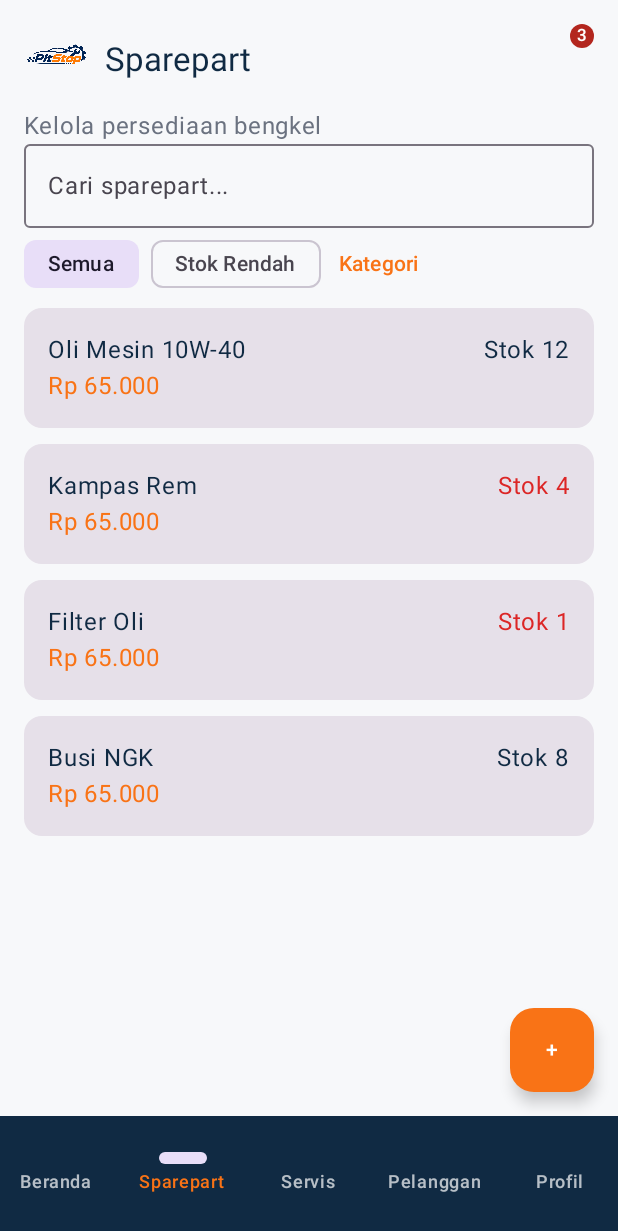
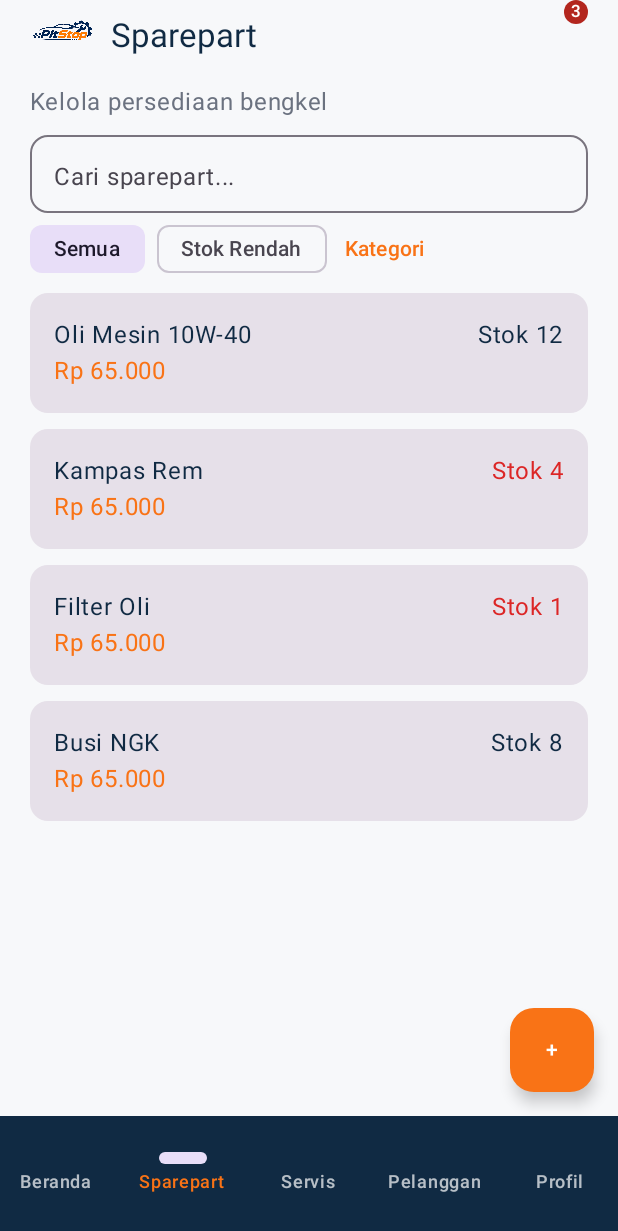
Before and after one commit to rizkizulfauzi/0039_PitStop, an Android app built with Jetpack Compose: the composable SparepartScreen shown on its own in the app's theme, on a phone screen of 412 x 824 dp. Shown: the top 1231 px of the screen. Run offline under Robolectric (Android 15) with nearby library versions, the phone set to English and light mode, and no system bars.

Commit message:
fix: align sparepart inventory screen with wireframe

```diff
--- a/app/src/main/java/com/example/pitstop/features/sparepart/SparepartScreen.kt
+++ b/app/src/main/java/com/example/pitstop/features/sparepart/SparepartScreen.kt
@@ -7,5 +7,5 @@ import androidx.compose.ui.Modifier
 import androidx.compose.ui.unit.dp
 import com.example.pitstop.ui.components.*
 import com.example.pitstop.ui.theme.*
-@Composable fun SparepartScreen(){var q by remember{mutableStateOf("")};var low by remember{mutableStateOf(false)};val data=listOf("Oli Mesin 10W-40" to 12,"Kampas Rem" to 4,"Filter Oli" to 1,"Busi NGK" to 8);Scaffold(bottomBar={PitStopBottomBar("Sparepart"){}},floatingActionButton={FloatingActionButton({},containerColor=PitStopOrange){Text("+")}}){p->Column(Modifier.padding(p).padding(16.dp)){PitStopTopBar("Sparepart");Text("Kelola persediaan bengkel",color=PitStopMuted);OutlinedTextField(q,{q=it},Modifier.fillMaxWidth(),placeholder={Text("Cari sparepart...")});Row{FilterChip(selected=!low,onClick={low=false},label={Text("Semua")});Spacer(Modifier.width(8.dp));FilterChip(selected=low,onClick={low=true},label={Text("Stok Rendah")});TextButton({}){Text("Kategori") }};LazyColumn{items(data.filter{it.first.contains(q,true)&&( !low||it.second<5)}){(name,stock)->Card(Modifier.fillMaxWidth().padding(vertical=5.dp)){Row(Modifier.padding(16.dp).fillMaxWidth(),horizontalArrangement=Arrangement.SpaceBetween){Column{Text(name,color=PitStopNavy);Text("Rp 65.000",color=PitStopOrange)};Text("Stok $stock",color=if(stock<5)PitStopDanger else PitStopNavy)}}}}}}}
+@Composable fun SparepartScreen(){var q by remember{mutableStateOf("")};var low by remember{mutableStateOf(false)};val data=listOf("Oli Mesin 10W-40" to 12,"Kampas Rem" to 4,"Filter Oli" to 1,"Busi NGK" to 8);Scaffold(bottomBar={PitStopBottomBar("Sparepart"){}},floatingActionButton={FloatingActionButton({},containerColor=PitStopOrange){Text("+")}}){p->Column(Modifier.padding(p).padding(horizontal=20.dp)){PitStopTopBar("Sparepart");Text("Kelola persediaan bengkel",color=PitStopMuted);Spacer(Modifier.height(10.dp));OutlinedTextField(q,{q=it},Modifier.fillMaxWidth().height(52.dp),placeholder={Text("Cari sparepart...")},singleLine=true,shape=androidx.compose.foundation.shape.RoundedCornerShape(12.dp));Row{FilterChip(selected=!low,onClick={low=false},label={Text("Semua")});Spacer(Modifier.width(8.dp));FilterChip(selected=low,onClick={low=true},label={Text("Stok Rendah")});TextButton({}){Text("Kategori") }};LazyColumn{items(data.filter{it.first.contains(q,true)&&( !low||it.second<5)}){(name,stock)->Card(Modifier.fillMaxWidth().padding(vertical=5.dp)){Row(Modifier.padding(16.dp).fillMaxWidth(),horizontalArrangement=Arrangement.SpaceBetween){Column{Text(name,color=PitStopNavy);Text("Rp 65.000",color=PitStopOrange)};Text("Stok $stock",color=if(stock<5)PitStopDanger else PitStopNavy)}}}}}}}
 @Composable fun SparepartForm(){Column(Modifier.padding(16.dp)){PitStopTopBar("Tambah Sparepart");OutlinedTextField("",{},Modifier.fillMaxWidth(),label={Text("Nama Sparepart *")});OutlinedTextField("",{},Modifier.fillMaxWidth(),label={Text("Kategori *")});OutlinedTextField("",{},Modifier.fillMaxWidth(),label={Text("Harga *")});OutlinedTextField("",{},Modifier.fillMaxWidth(),label={Text("Stok *")});Button({},Modifier.fillMaxWidth()){Text("Simpan")}}}
```
